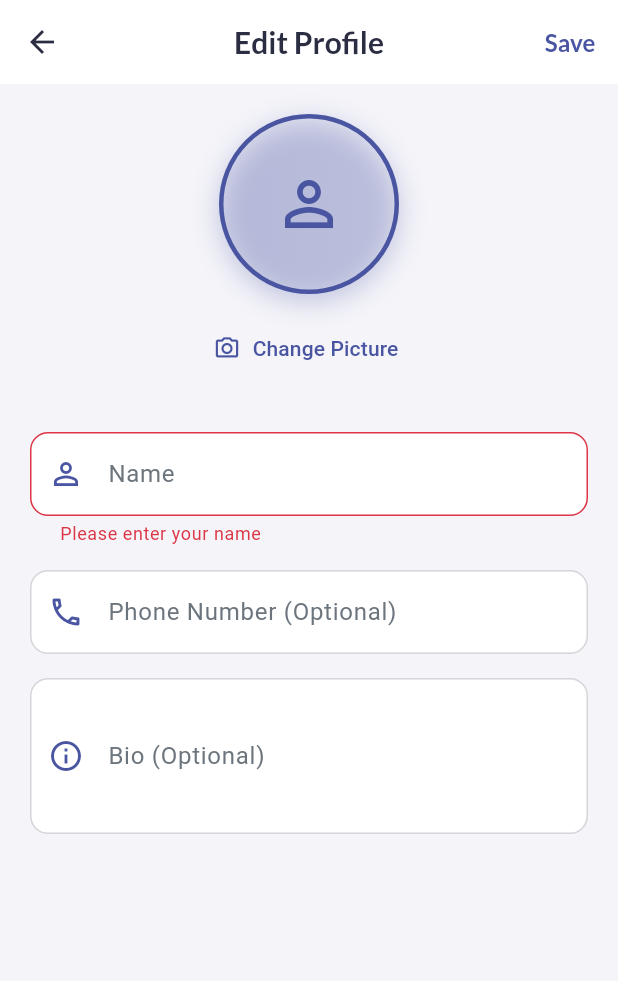
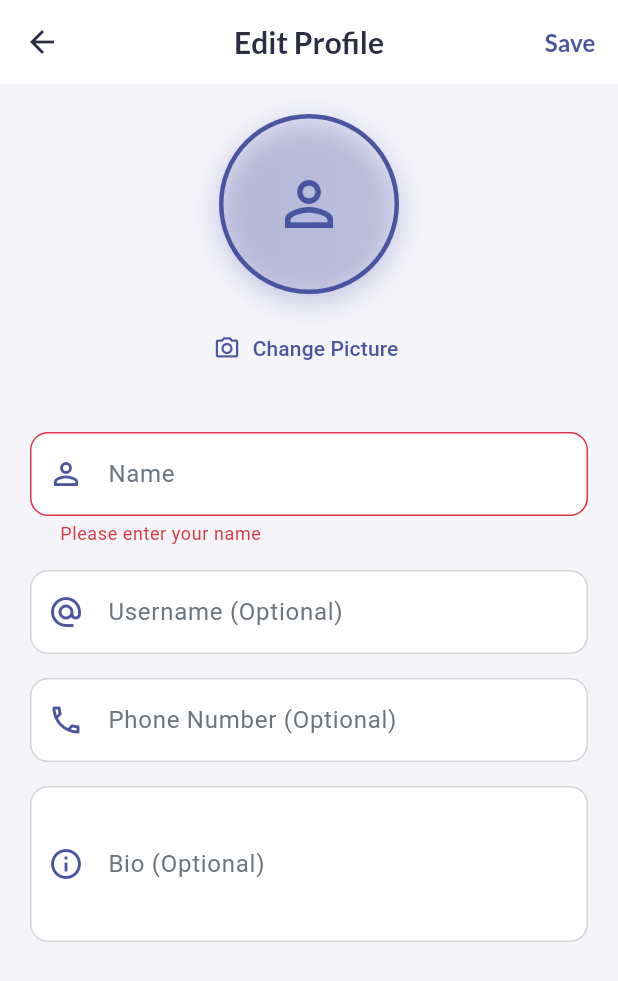
Before and after one commit to matthias22m/money-tracker-app, a Flutter app: the EditProfileScreen screen opened directly, after a tap on "Save", on a phone screen of 412 x 824 dp. Shown: the top 981 px of the screen. Run offline on Flutter 3.47's test engine with Material 3 defaults, Android fonts, the phone set to English and light mode, and no system bars; our stand-ins replace cloud_firestore, dio, firebase_auth, firebase_core, fl_chart, flutter_local_notifications and 7 more; missing offline and left inert: firebase_app_check; accounts and stored records are empty.

Commit message:
feat(profile): add username field to user profile and edit screens

```diff
--- a/lib/models/user_profile.dart
+++ b/lib/models/user_profile.dart
@@ -4,6 +4,7 @@ class UserProfile {
   final String id;
   final String name;
   final String email;
+  final String? username;
   final String? profileImageUrl;
   final String? phoneNumber;
   final String? bio;
@@ -14,6 +15,7 @@ class UserProfile {
     required this.id,
     required this.name,
     required this.email,
+    this.username,
     this.profileImageUrl,
     this.phoneNumber,
     this.bio,
@@ -29,6 +31,7 @@ class UserProfile {
       id: doc.id,
       name: data['name'] ?? '',
       email: data['email'] ?? '',
+      username: data['username'],
       profileImageUrl: data['profileImageUrl'],
       phoneNumber: data['phoneNumber'],
       bio: data['bio'],
@@ -42,6 +45,7 @@ class UserProfile {
     return {
       'name': name,
       'email': email,
+      'username': username,
       'profileImageUrl': profileImageUrl,
       'phoneNumber': phoneNumber,
       'bio': bio,
@@ -55,6 +59,7 @@ class UserProfile {
     String? id,
     String? name,
     String? email,
+    String? username,
     String? profileImageUrl,
     String? phoneNumber,
     String? bio,
@@ -65,6 +70,7 @@ class UserProfile {
       id: id ?? this.id,
       name: name ?? this.name,
       email: email ?? this.email,
+      username: username ?? this.username,
       profileImageUrl: profileImageUrl ?? this.profileImageUrl,
       phoneNumber: phoneNumber ?? this.phoneNumber,
       bio: bio ?? this.bio,
--- a/lib/screens/auth/signup_page.dart
+++ b/lib/screens/auth/signup_page.dart
@@ -61,6 +61,9 @@ class _SignupPageState extends State<SignupPage> {
             backgroundColor: Colors.green,
           ),
         );
+
+        // Go to main app directly
+        Navigator.pushReplacementNamed(context, '/main');
       }
     } catch (e) {
       debugPrint('Signup failed: $e');
--- a/lib/screens/profile/edit_profile_screen.dart
+++ b/lib/screens/profile/edit_profile_screen.dart
@@ -17,6 +17,7 @@ class EditProfileScreen extends StatefulWidget {
 class _EditProfileScreenState extends State<EditProfileScreen> {
   final _formKey = GlobalKey<FormState>();
   final _nameController = TextEditingController();
+  final _usernameController = TextEditingController();
   final _phoneController = TextEditingController();
   final _bioController = TextEditingController();
 
@@ -34,6 +35,7 @@ class _EditProfileScreenState extends State<EditProfileScreen> {
   @override
   void dispose() {
     _nameController.dispose();
+    _usernameController.dispose();
     _phoneController.dispose();
     _bioController.dispose();
     super.dispose();
@@ -49,6 +51,7 @@ class _EditProfileScreenState extends State<EditProfileScreen> {
         setState(() {
           _currentProfile = profile;
           _nameController.text = profile.name;
+          _usernameController.text = profile.username ?? '';
           _phoneController.text = profile.phoneNumber ?? '';
           _bioController.text = profile.bio ?? '';
         });
@@ -236,6 +239,27 @@ class _EditProfileScreenState extends State<EditProfileScreen> {
         );
       }
 
+      // Handle username update if changed
+      final newUsername = _usernameController.text.trim();
+      final currentUsername = _currentProfile?.username ?? '';
+
+      if (newUsername.isNotEmpty && newUsername != currentUsername) {
+        final success = await firebaseService.updateUsername(newUsername);
+        if (!success) {
+          if (mounted) {
+            ScaffoldMessenger.of(context).showSnackBar(
+              const SnackBar(
+                content: Text(
+                  'Failed to update username. It may already be taken.',
+                ),
+                backgroundColor: Colors.red,
+              ),
+            );
+          }
+          return;
+        }
+      }
+
       // Create updated profile
       final updatedProfile =
           (_currentProfile ??
@@ -248,6 +272,7 @@ class _EditProfileScreenState extends State<EditProfileScreen> {
                   ))
               .copyWith(
                 name: _nameController.text,
+                username: newUsername.isEmpty ? null : newUsername,
                 phoneNumber: _phoneController.text.isEmpty
                     ? null
                     : _phoneController.text,
@@ -447,6 +472,25 @@ class _EditProfileScreenState extends State<EditProfileScreen> {
 
         const SizedBox(height: 16),
 
+        // Username Field
+        _buildTextField(
+          controller: _usernameController,
+          label: 'Username (Optional)',
+          icon: Icons.alternate_email,
+          validator: (value) {
+            if (value != null && value.trim().isNotEmpty) {
+              final firebaseService = Provider.of<FirebaseService>(
+                context,
+                listen: false,
+              );
+              return firebaseService.getUsernameValidationError(value.trim());
+            }
+            return null;
+          },
+        ),
+
+        const SizedBox(height: 16),
+
         // Phone Field
         _buildTextField(
           controller: _phoneController,
```
Also changed, not shown: lib/screens/auth/username_setup_screen.dart (added, +338 -0 lines).
